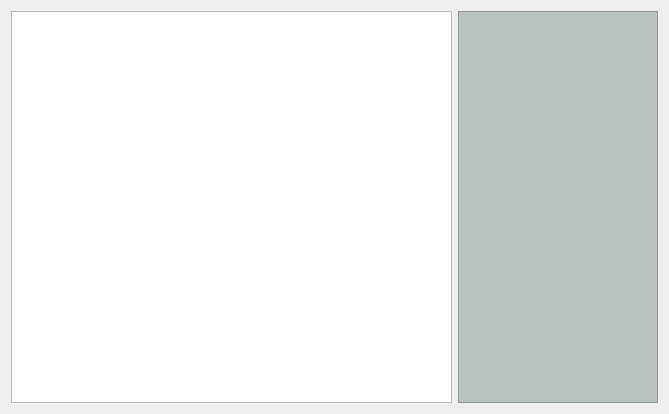
alexandrutm/UnivTimetable, file Orar/OrarApp/DisplayTimetableView.ui: the form before one commit.
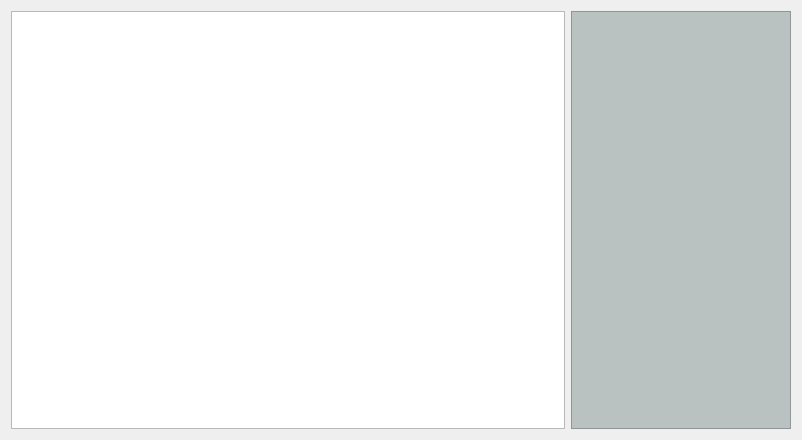
The form after the commit.

Patch:
```diff
--- a/Orar/OrarApp/DisplayTimetableView.ui
+++ b/Orar/OrarApp/DisplayTimetableView.ui
@@ -6,8 +6,8 @@
    <rect>
     <x>0</x>
     <y>0</y>
-    <width>669</width>
-    <height>414</height>
+    <width>802</width>
+    <height>440</height>
    </rect>
   </property>
   <property name="windowTitle">
@@ -46,7 +46,7 @@
     <widget class="QFrame" name="mRightMenu">
      <property name="minimumSize">
       <size>
-       <width>200</width>
+       <width>220</width>
        <height>0</height>
       </size>
      </property>
```
